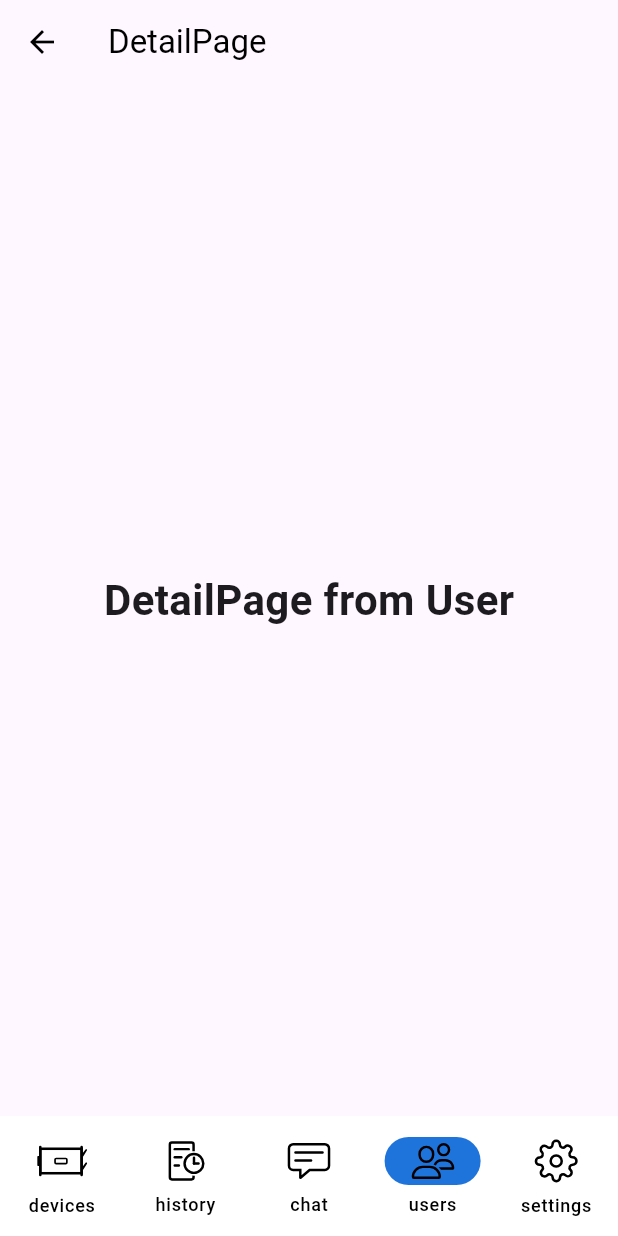
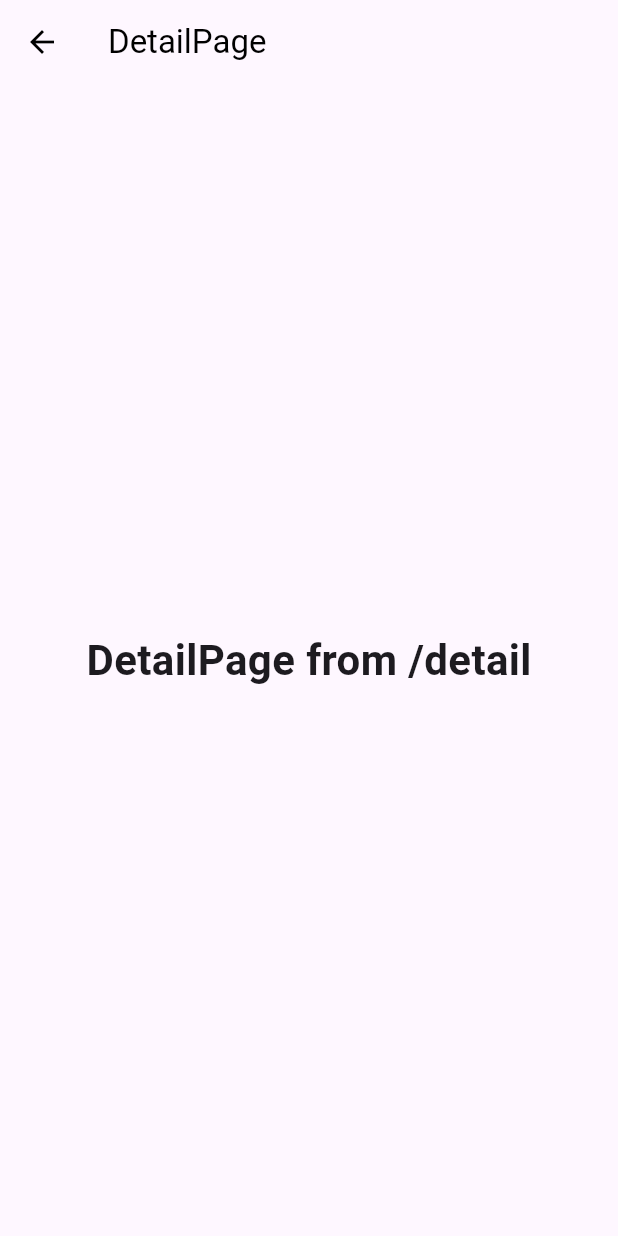
Before and after one commit to OscarHenry/test_things, a Flutter app: the UserPage screen opened by its route, after a tap on "Details", on a phone screen of 412 x 824 dp. Run offline on Flutter 3.47's test engine with Material 2 defaults, Android fonts, the phone set to English and light mode, and no system bars; our stand-ins replace device_preview, flutter_form_builder, flutter_hooks, flutter_svg, go_router, google_fonts and 2 more.

Commit message:
last changes

```diff
--- a/lib/core/router/app_router.dart
+++ b/lib/core/router/app_router.dart
@@ -25,7 +25,7 @@ const routeChat = '/chat';
 const routeUser = '/user';
 const routeSetting = '/setting';
 const routeShopDevice = '/shop-device';
-const routeDetail = 'detail';
+const routeDetail = '/detail';
 const routePolicyPrivacy = 'policy-privacy';
 const routeAboutUs = 'about-us';
 
@@ -62,55 +62,27 @@ GoRouter router = GoRouter(
           path: routeDevice,
           pageBuilder: (context, state) =>
               const NoTransitionPage(child: DevicePage()),
-          routes: [
-            GoRoute(
-              path: routeDetail,
-              builder: (context, state) => const DetailPage(title: 'Device'),
-            ),
-          ],
         ),
         GoRoute(
           path: routeHistory,
           pageBuilder: (context, state) =>
               const NoTransitionPage(child: HistoryPage()),
-          routes: [
-            GoRoute(
-              path: routeDetail,
-              builder: (context, state) => const DetailPage(title: 'History'),
-            ),
-          ],
         ),
         GoRoute(
           path: routeChat,
           pageBuilder: (context, state) =>
               const NoTransitionPage(child: ChatPage()),
-          routes: [
-            GoRoute(
-              path: routeDetail,
-              builder: (context, state) => const DetailPage(title: 'Chat'),
-            ),
-          ],
         ),
         GoRoute(
           path: routeUser,
           pageBuilder: (context, state) =>
               const NoTransitionPage(child: UserPage()),
-          routes: [
-            GoRoute(
-              path: routeDetail,
-              builder: (context, state) => const DetailPage(title: 'User'),
-            ),
-          ],
         ),
         GoRoute(
           path: routeSetting,
           pageBuilder: (context, state) =>
               const NoTransitionPage(child: SettingPage()),
           routes: [
-            GoRoute(
-              path: routeDetail,
-              builder: (context, state) => const DetailPage(title: 'Setting'),
-            ),
             GoRoute(
               path: routePolicyPrivacy,
               builder: (context, state) => const PolicyPrivacyPage(),
@@ -125,15 +97,13 @@ GoRouter router = GoRouter(
           path: routeShopDevice,
           pageBuilder: (context, state) =>
               const NoTransitionPage(child: ShopDevicePage()),
-          routes: [
-            GoRoute(
-              path: routeDetail,
-              builder: (context, state) =>
-                  const DetailPage(title: 'ShopDevice'),
-            ),
-          ],
         ),
       ],
+    ),
+    GoRoute(
+      path: DetailPage.path,
+      name: DetailPage.name,
+      builder: (context, state) => DetailPage(title: state.location),
     ),
   ],
   errorBuilder: (context, state) => ErrorScreen(exception: state.error),
--- a/lib/screens/chat_page.dart
+++ b/lib/screens/chat_page.dart
@@ -2,6 +2,7 @@ import 'package:flutter/material.dart';
 import 'package:go_router/go_router.dart';
 import 'package:test_things/core/router/app_router.dart';
 import 'package:test_things/core/styles/fonts.dart';
+import 'package:test_things/screens/detail_page.dart';
 
 class ChatPage extends StatelessWidget {
   const ChatPage({Key? key}) : super(key: key);
@@ -18,7 +19,8 @@ class ChatPage extends StatelessWidget {
       floatingActionButton: FloatingActionButton(
         heroTag: ValueKey(GoRouter.of(context).location),
         onPressed: () {
-          context.go('${GoRouter.of(context).location}/$routeDetail');
+          context.pushNamed(DetailPage.name);
+          // context.go('${GoRouter.of(context).location}/$routeDetail');
         },
         tooltip: 'Details',
         child: const Text('Details'),
--- a/lib/screens/detail_page.dart
+++ b/lib/screens/detail_page.dart
@@ -3,6 +3,8 @@ import 'package:test_things/core/styles/fonts.dart';
 
 class DetailPage extends StatelessWidget {
   const DetailPage({Key? key, required this.title}) : super(key: key);
+  static const String path = '/detail';
+  static const String name = 'detail';
   final String title;
   @override
   Widget build(BuildContext context) {
--- a/lib/screens/device_page.dart
+++ b/lib/screens/device_page.dart
@@ -1,7 +1,7 @@
 import 'package:flutter/material.dart';
 import 'package:go_router/go_router.dart';
-import 'package:test_things/core/router/app_router.dart';
 import 'package:test_things/core/styles/fonts.dart';
+import 'package:test_things/screens/detail_page.dart';
 
 class DevicePage extends StatelessWidget {
   const DevicePage({Key? key}) : super(key: key);
@@ -18,7 +18,8 @@ class DevicePage extends StatelessWidget {
       floatingActionButton: FloatingActionButton(
         heroTag: ValueKey(GoRouter.of(context).location),
         onPressed: () {
-          context.go('${GoRouter.of(context).location}/$routeDetail');
+          context.pushNamed(DetailPage.name);
+          // context.go('${GoRouter.of(context).location}/$routeDetail');
         },
         tooltip: 'Details',
         child: const Text('Details'),
--- a/lib/screens/history_page.dart
+++ b/lib/screens/history_page.dart
@@ -2,6 +2,7 @@ import 'package:flutter/material.dart';
 import 'package:go_router/go_router.dart';
 import 'package:test_things/core/router/app_router.dart';
 import 'package:test_things/core/styles/fonts.dart';
+import 'package:test_things/screens/detail_page.dart';
 
 class HistoryPage extends StatelessWidget {
   const HistoryPage({Key? key}) : super(key: key);
@@ -18,7 +19,8 @@ class HistoryPage extends StatelessWidget {
       floatingActionButton: FloatingActionButton(
         heroTag: ValueKey(GoRouter.of(context).location),
         onPressed: () {
-          context.go('${GoRouter.of(context).location}/$routeDetail');
+          context.pushNamed(DetailPage.name);
+          // context.go('${GoRouter.of(context).location}/$routeDetail');
         },
         tooltip: 'Details',
         child: const Text('Details'),
--- a/lib/screens/user_page.dart
+++ b/lib/screens/user_page.dart
@@ -2,6 +2,7 @@ import 'package:flutter/material.dart';
 import 'package:go_router/go_router.dart';
 import 'package:test_things/core/router/app_router.dart';
 import 'package:test_things/core/styles/fonts.dart';
+import 'package:test_things/screens/detail_page.dart';
 
 class UserPage extends StatelessWidget {
   const UserPage({Key? key}) : super(key: key);
@@ -18,7 +19,8 @@ class UserPage extends StatelessWidget {
       floatingActionButton: FloatingActionButton(
         heroTag: ValueKey(GoRouter.of(context).location),
         onPressed: () {
-          context.go('${GoRouter.of(context).location}/$routeDetail');
+          context.pushNamed(DetailPage.name);
+          // context.go('${GoRouter.of(context).location}/$routeDetail');
         },
         tooltip: 'Details',
         child: const Text('Details'),
```
